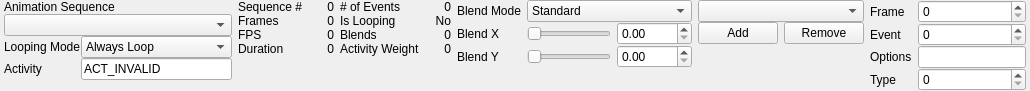
This is src/hlam/ui/assets/studiomodel/dockpanels/SequencesPanel.ui in SamVanheer/HalfLifeAssetManager as Qt 5 draws it before an edit. The edited form follows.
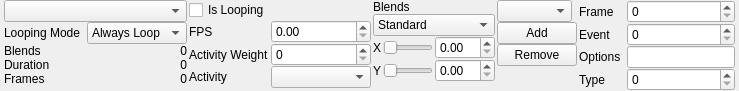
This is the edited form.

Commit message: Make some sequence properties editable, reduce Sequences panel size

```diff
--- a/src/hlam/ui/assets/studiomodel/dockpanels/SequencesPanel.ui
+++ b/src/hlam/ui/assets/studiomodel/dockpanels/SequencesPanel.ui
@@ -6,8 +6,8 @@
    <rect>
     <x>0</x>
     <y>0</y>
-    <width>925</width>
-    <height>80</height>
+    <width>721</width>
+    <height>81</height>
    </rect>
   </property>
   <property name="windowTitle">
@@ -15,7 +15,7 @@
   </property>
   <layout class="QHBoxLayout" name="horizontalLayout">
    <property name="spacing">
-    <number>6</number>
+    <number>2</number>
    </property>
    <property name="sizeConstraint">
     <enum>QLayout::SetFixedSize</enum>
@@ -33,145 +33,74 @@
     <number>0</number>
    </property>
    <item>
-    <widget class="QWidget" name="widget" native="true">
-     <layout class="QGridLayout" name="gridLayout_2">
-      <property name="leftMargin">
-       <number>0</number>
-      </property>
-      <property name="topMargin">
-       <number>0</number>
-      </property>
-      <property name="rightMargin">
-       <number>0</number>
-      </property>
-      <property name="bottomMargin">
-       <number>0</number>
-      </property>
-      <property name="spacing">
-       <number>0</number>
-      </property>
-      <item row="0" column="0" colspan="2">
-       <widget class="QLabel" name="label">
-        <property name="text">
-         <string>Animation Sequence</string>
-        </property>
-       </widget>
-      </item>
-      <item row="4" column="0" colspan="2">
-       <spacer name="verticalSpacer_2">
-        <property name="orientation">
-         <enum>Qt::Vertical</enum>
-        </property>
-        <property name="sizeHint" stdset="0">
-         <size>
-          <width>20</width>
-          <height>0</height>
-         </size>
-        </property>
-       </spacer>
-      </item>
-      <item row="1" column="0" colspan="2">
-       <widget class="QComboBox" name="SequenceComboBox">
-        <property name="sizePolicy">
-         <sizepolicy hsizetype="Preferred" vsizetype="Fixed">
-          <horstretch>0</horstretch>
-          <verstretch>0</verstretch>
-         </sizepolicy>
-        </property>
-        <property name="minimumSize">
-         <size>
-          <width>0</width>
-          <height>0</height>
-         </size>
-        </property>
-        <property name="maximumSize">
-         <size>
-          <width>16777215</width>
-          <height>16777215</height>
-         </size>
-        </property>
-       </widget>
-      </item>
-      <item row="2" column="0">
-       <widget class="QLabel" name="label_2">
-        <property name="sizePolicy">
-         <sizepolicy hsizetype="Fixed" vsizetype="Preferred">
-          <horstretch>0</horstretch>
-          <verstretch>0</verstretch>
-         </sizepolicy>
-        </property>
-        <property name="text">
-         <string>Looping Mode</string>
-        </property>
-       </widget>
-      </item>
-      <item row="2" column="1">
-       <widget class="QComboBox" name="LoopingModeComboBox">
-        <item>
-         <property name="text">
-          <string>Always Loop</string>
-         </property>
-        </item>
-        <item>
-         <property name="text">
-          <string>Never Loop</string>
-         </property>
-        </item>
-        <item>
-         <property name="text">
-          <string>Use Sequence Setting</string>
-         </property>
-        </item>
-       </widget>
-      </item>
-      <item row="3" column="0">
-       <widget class="QLabel" name="label_12">
-        <property name="sizePolicy">
-         <sizepolicy hsizetype="Fixed" vsizetype="Preferred">
-          <horstretch>0</horstretch>
-          <verstretch>0</verstretch>
-         </sizepolicy>
-        </property>
-        <property name="text">
-         <string>Activity</string>
-        </property>
-       </widget>
-      </item>
-      <item row="3" column="1">
-       <widget class="QLineEdit" name="ActivityName">
-        <property name="sizePolicy">
-         <sizepolicy hsizetype="Preferred" vsizetype="Fixed">
-          <horstretch>0</horstretch>
-          <verstretch>0</verstretch>
-         </sizepolicy>
-        </property>
-        <property name="minimumSize">
-         <size>
-          <width>0</width>
-          <height>0</height>
-         </size>
-        </property>
-        <property name="text">
-         <string>ACT_INVALID</string>
-        </property>
-        <property name="readOnly">
-         <bool>true</bool>
-        </property>
-       </widget>
-      </item>
-     </layout>
-    </widget>
-   </item>
-   <item>
-    <layout class="QGridLayout" name="gridLayout">
-     <property name="leftMargin">
-      <number>0</number>
+    <layout class="QGridLayout" name="gridLayout_3">
+     <property name="horizontalSpacing">
+      <number>6</number>
      </property>
      <property name="verticalSpacing">
       <number>0</number>
      </property>
-     <item row="2" column="1">
-      <widget class="QLabel" name="FPSLabel">
+     <item row="0" column="0" colspan="2">
+      <widget class="QComboBox" name="Sequences">
+       <property name="sizePolicy">
+        <sizepolicy hsizetype="Preferred" vsizetype="Fixed">
+         <horstretch>0</horstretch>
+         <verstretch>0</verstretch>
+        </sizepolicy>
+       </property>
+       <property name="minimumSize">
+        <size>
+         <width>0</width>
+         <height>0</height>
+        </size>
+       </property>
+       <property name="maximumSize">
+        <size>
+         <width>16777215</width>
+         <height>16777215</height>
+        </size>
+       </property>
+      </widget>
+     </item>
+     <item row="1" column="1">
+      <widget class="QComboBox" name="LoopingMode">
+       <property name="sizePolicy">
+        <sizepolicy hsizetype="Fixed" vsizetype="Fixed">
+         <horstretch>0</horstretch>
+         <verstretch>0</verstretch>
+        </sizepolicy>
+       </property>
+       <property name="minimumSize">
+        <size>
+         <width>100</width>
+         <height>0</height>
+        </size>
+       </property>
+       <property name="maximumSize">
+        <size>
+         <width>100</width>
+         <height>16777215</height>
+        </size>
+       </property>
+       <item>
+        <property name="text">
+         <string>Always Loop</string>
+        </property>
+       </item>
+       <item>
+        <property name="text">
+         <string>Never Loop</string>
+        </property>
+       </item>
+       <item>
+        <property name="text">
+         <string>Default</string>
+        </property>
+       </item>
+      </widget>
+     </item>
+     <item row="3" column="1">
+      <widget class="QLabel" name="DurationLabel">
        <property name="minimumSize">
         <size>
          <width>25</width>
@@ -187,6 +116,77 @@
       </widget>
      </item>
      <item row="1" column="0">
+      <widget class="QLabel" name="label_2">
+       <property name="sizePolicy">
+        <sizepolicy hsizetype="Fixed" vsizetype="Preferred">
+         <horstretch>0</horstretch>
+         <verstretch>0</verstretch>
+        </sizepolicy>
+       </property>
+       <property name="toolTip">
+        <string>Controls the editor's looping mode. Default uses the sequence setting.</string>
+       </property>
+       <property name="text">
+        <string>Looping Mode</string>
+       </property>
+      </widget>
+     </item>
+     <item row="3" column="0">
+      <widget class="QLabel" name="label_8">
+       <property name="sizePolicy">
+        <sizepolicy hsizetype="Fixed" vsizetype="Preferred">
+         <horstretch>0</horstretch>
+         <verstretch>0</verstretch>
+        </sizepolicy>
+       </property>
+       <property name="text">
+        <string>Duration</string>
+       </property>
+      </widget>
+     </item>
+     <item row="5" column="1">
+      <spacer name="verticalSpacer_2">
+       <property name="orientation">
+        <enum>Qt::Vertical</enum>
+       </property>
+       <property name="sizeHint" stdset="0">
+        <size>
+         <width>20</width>
+         <height>0</height>
+        </size>
+       </property>
+      </spacer>
+     </item>
+     <item row="2" column="0">
+      <widget class="QLabel" name="label_9">
+       <property name="sizePolicy">
+        <sizepolicy hsizetype="Fixed" vsizetype="Preferred">
+         <horstretch>0</horstretch>
+         <verstretch>0</verstretch>
+        </sizepolicy>
+       </property>
+       <property name="text">
+        <string>Blends</string>
+       </property>
+      </widget>
+     </item>
+     <item row="2" column="1">
+      <widget class="QLabel" name="BlendCountLabel">
+       <property name="minimumSize">
+        <size>
+         <width>25</width>
+         <height>0</height>
+        </size>
+       </property>
+       <property name="text">
+        <string>0</string>
+       </property>
+       <property name="alignment">
+        <set>Qt::AlignRight|Qt::AlignTrailing|Qt::AlignVCenter</set>
+       </property>
+      </widget>
+     </item>
+     <item row="4" column="0">
       <widget class="QLabel" name="label_6">
        <property name="sizePolicy">
         <sizepolicy hsizetype="Fixed" vsizetype="Preferred">
@@ -199,36 +199,7 @@
        </property>
       </widget>
      </item>
-     <item row="0" column="1">
-      <widget class="QLabel" name="SequenceLabel">
-       <property name="minimumSize">
-        <size>
-         <width>25</width>
-         <height>0</height>
-        </size>
-       </property>
-       <property name="text">
-        <string>0</string>
-       </property>
-       <property name="alignment">
-        <set>Qt::AlignRight|Qt::AlignTrailing|Qt::AlignVCenter</set>
-       </property>
-      </widget>
-     </item>
-     <item row="0" column="0">
-      <widget class="QLabel" name="label_5">
-       <property name="sizePolicy">
-        <sizepolicy hsizetype="Fixed" vsizetype="Preferred">
-         <horstretch>0</horstretch>
-         <verstretch>0</verstretch>
-        </sizepolicy>
-       </property>
-       <property name="text">
-        <string>Sequence #</string>
-       </property>
-      </widget>
-     </item>
-     <item row="1" column="1">
+     <item row="4" column="1">
       <widget class="QLabel" name="FrameCountLabel">
        <property name="minimumSize">
         <size>
@@ -244,7 +215,43 @@
        </property>
       </widget>
      </item>
-     <item row="2" column="0">
+    </layout>
+   </item>
+   <item>
+    <layout class="QGridLayout" name="gridLayout">
+     <property name="leftMargin">
+      <number>0</number>
+     </property>
+     <property name="verticalSpacing">
+      <number>0</number>
+     </property>
+     <item row="3" column="0">
+      <widget class="QLabel" name="label_13">
+       <property name="sizePolicy">
+        <sizepolicy hsizetype="Fixed" vsizetype="Preferred">
+         <horstretch>0</horstretch>
+         <verstretch>0</verstretch>
+        </sizepolicy>
+       </property>
+       <property name="text">
+        <string>Activity Weight</string>
+       </property>
+      </widget>
+     </item>
+     <item row="5" column="0" colspan="2">
+      <spacer name="verticalSpacer">
+       <property name="orientation">
+        <enum>Qt::Vertical</enum>
+       </property>
+       <property name="sizeHint" stdset="0">
+        <size>
+         <width>20</width>
+         <height>0</height>
+        </size>
+       </property>
+      </spacer>
+     </item>
+     <item row="1" column="0">
       <widget class="QLabel" name="label_7">
        <property name="sizePolicy">
         <sizepolicy hsizetype="Fixed" vsizetype="Preferred">
@@ -257,21 +264,8 @@
        </property>
       </widget>
      </item>
-     <item row="4" column="0" colspan="2">
-      <spacer name="verticalSpacer">
-       <property name="orientation">
-        <enum>Qt::Vertical</enum>
-       </property>
-       <property name="sizeHint" stdset="0">
-        <size>
-         <width>20</width>
-         <height>0</height>
-        </size>
-       </property>
-      </spacer>
-     </item>
-     <item row="3" column="0">
-      <widget class="QLabel" name="label_8">
+     <item row="4" column="0">
+      <widget class="QLabel" name="label_12">
        <property name="sizePolicy">
         <sizepolicy hsizetype="Fixed" vsizetype="Preferred">
          <horstretch>0</horstretch>
@@ -279,164 +273,82 @@
         </sizepolicy>
        </property>
        <property name="text">
-        <string>Duration</string>
+        <string>Activity</string>
        </property>
       </widget>
      </item>
-     <item row="3" column="1">
-      <widget class="QLabel" name="DurationLabel">
+     <item row="1" column="1">
+      <widget class="QDoubleSpinBox" name="FPS">
+       <property name="sizePolicy">
+        <sizepolicy hsizetype="Fixed" vsizetype="Fixed">
+         <horstretch>0</horstretch>
+         <verstretch>0</verstretch>
+        </sizepolicy>
+       </property>
        <property name="minimumSize">
         <size>
-         <width>25</width>
+         <width>100</width>
          <height>0</height>
         </size>
        </property>
-       <property name="text">
-        <string>0</string>
+       <property name="maximumSize">
+        <size>
+         <width>100</width>
+         <height>16777215</height>
+        </size>
        </property>
-       <property name="alignment">
-        <set>Qt::AlignRight|Qt::AlignTrailing|Qt::AlignVCenter</set>
-       </property>
       </widget>
      </item>
-    </layout>
-   </item>
-   <item>
-    <layout class="QGridLayout" name="gridLayout_6">
-     <property name="leftMargin">
-      <number>0</number>
-     </property>
-     <property name="verticalSpacing">
-      <number>0</number>
-     </property>
-     <item row="0" column="0">
-      <widget class="QLabel" name="label_10">
-       <property name="sizePolicy">
-        <sizepolicy hsizetype="Fixed" vsizetype="Preferred">
-         <horstretch>0</horstretch>
-         <verstretch>0</verstretch>
-        </sizepolicy>
-       </property>
-       <property name="text">
-        <string># of Events</string>
-       </property>
-      </widget>
-     </item>
-     <item row="1" column="0">
-      <widget class="QLabel" name="label_11">
-       <property name="sizePolicy">
-        <sizepolicy hsizetype="Fixed" vsizetype="Preferred">
-         <horstretch>0</horstretch>
-         <verstretch>0</verstretch>
-        </sizepolicy>
-       </property>
+     <item row="0" column="0" colspan="2">
+      <widget class="QCheckBox" name="IsLooping">
        <property name="text">
         <string>Is Looping</string>
        </property>
       </widget>
      </item>
-     <item row="1" column="1">
-      <widget class="QLabel" name="IsLoopingLabel">
-       <property name="minimumSize">
-        <size>
-         <width>25</width>
-         <height>0</height>
-        </size>
-       </property>
-       <property name="text">
-        <string>No</string>
-       </property>
-       <property name="alignment">
-        <set>Qt::AlignRight|Qt::AlignTrailing|Qt::AlignVCenter</set>
-       </property>
-      </widget>
-     </item>
-     <item row="0" column="1">
-      <widget class="QLabel" name="EventCountLabel">
-       <property name="minimumSize">
-        <size>
-         <width>25</width>
-         <height>0</height>
-        </size>
-       </property>
-       <property name="text">
-        <string>0</string>
-       </property>
-       <property name="alignment">
-        <set>Qt::AlignRight|Qt::AlignTrailing|Qt::AlignVCenter</set>
-       </property>
-      </widget>
-     </item>
-     <item row="2" column="1">
-      <widget class="QLabel" name="BlendCountLabel">
-       <property name="minimumSize">
-        <size>
-         <width>25</width>
-         <height>0</height>
-        </size>
-       </property>
-       <property name="text">
-        <string>0</string>
-       </property>
-       <property name="alignment">
-        <set>Qt::AlignRight|Qt::AlignTrailing|Qt::AlignVCenter</set>
-       </property>
-      </widget>
-     </item>
-     <item row="3" column="0">
-      <widget class="QLabel" name="label_13">
-       <property name="sizePolicy">
-        <sizepolicy hsizetype="Fixed" vsizetype="Preferred">
-         <horstretch>0</horstretch>
-         <verstretch>0</verstretch>
-        </sizepolicy>
-       </property>
-       <property name="text">
-        <string>Activity Weight</string>
-       </property>
-      </widget>
-     </item>
      <item row="3" column="1">
-      <widget class="QLabel" name="ActivityWeightLabel">
+      <widget class="QSpinBox" name="ActWeight">
+       <property name="sizePolicy">
+        <sizepolicy hsizetype="Fixed" vsizetype="Fixed">
+         <horstretch>0</horstretch>
+         <verstretch>0</verstretch>
+        </sizepolicy>
+       </property>
        <property name="minimumSize">
         <size>
-         <width>25</width>
+         <width>100</width>
          <height>0</height>
         </size>
        </property>
-       <property name="text">
-        <string>0</string>
+       <property name="maximumSize">
+        <size>
+         <width>100</width>
+         <height>16777215</height>
+        </size>
        </property>
-       <property name="alignment">
-        <set>Qt::AlignRight|Qt::AlignTrailing|Qt::AlignVCenter</set>
-       </property>
       </widget>
      </item>
-     <item row="2" column="0">
-      <widget class="QLabel" name="label_9">
+     <item row="4" column="1">
+      <widget class="QComboBox" name="Activity">
        <property name="sizePolicy">
-        <sizepolicy hsizetype="Fixed" vsizetype="Preferred">
+        <sizepolicy hsizetype="Fixed" vsizetype="Fixed">
          <horstretch>0</horstretch>
          <verstretch>0</verstretch>
         </sizepolicy>
        </property>
-       <property name="text">
-        <string>Blends</string>
-       </property>
-      </widget>
-     </item>
-     <item row="4" column="0" colspan="2">
-      <spacer name="verticalSpacer_5">
-       <property name="orientation">
-        <enum>Qt::Vertical</enum>
-       </property>
-       <property name="sizeHint" stdset="0">
+       <property name="minimumSize">
         <size>
-         <width>20</width>
+         <width>100</width>
          <height>0</height>
         </size>
        </property>
-      </spacer>
+       <property name="maximumSize">
+        <size>
+         <width>100</width>
+         <height>16777215</height>
+        </size>
+       </property>
+      </widget>
      </item>
     </layout>
    </item>
@@ -448,8 +360,8 @@
      <property name="verticalSpacing">
       <number>0</number>
      </property>
-     <item row="0" column="0">
-      <widget class="QLabel" name="label_16">
+     <item row="2" column="0">
+      <widget class="QLabel" name="label_3">
        <property name="sizePolicy">
         <sizepolicy hsizetype="Fixed" vsizetype="Preferred">
          <horstretch>0</horstretch>
@@ -457,33 +369,11 @@
         </sizepolicy>
        </property>
        <property name="text">
-        <string>Blend Mode</string>
+        <string>X</string>
        </property>
       </widget>
      </item>
-     <item row="2" column="2">
-      <widget class="QDoubleSpinBox" name="BlendYSpinner">
-       <property name="sizePolicy">
-        <sizepolicy hsizetype="Fixed" vsizetype="Fixed">
-         <horstretch>0</horstretch>
-         <verstretch>0</verstretch>
-        </sizepolicy>
-       </property>
-       <property name="minimumSize">
-        <size>
-         <width>75</width>
-         <height>0</height>
-        </size>
-       </property>
-       <property name="maximumSize">
-        <size>
-         <width>75</width>
-         <height>16777215</height>
-        </size>
-       </property>
-      </widget>
-     </item>
-     <item row="3" column="0">
+     <item row="4" column="1">
       <spacer name="verticalSpacer_7">
        <property name="orientation">
         <enum>Qt::Vertical</enum>
@@ -496,29 +386,7 @@
        </property>
       </spacer>
      </item>
-     <item row="1" column="2">
-      <widget class="QDoubleSpinBox" name="BlendXSpinner">
-       <property name="sizePolicy">
-        <sizepolicy hsizetype="Fixed" vsizetype="Fixed">
-         <horstretch>0</horstretch>
-         <verstretch>0</verstretch>
-        </sizepolicy>
-       </property>
-       <property name="minimumSize">
-        <size>
-         <width>75</width>
-         <height>0</height>
-        </size>
-       </property>
-       <property name="maximumSize">
-        <size>
-         <width>75</width>
-         <height>16777215</height>
-        </size>
-       </property>
-      </widget>
-     </item>
-     <item row="1" column="1">
+     <item row="2" column="1">
       <widget class="QSlider" name="BlendXSlider">
        <property name="sizePolicy">
         <sizepolicy hsizetype="Preferred" vsizetype="Fixed">
@@ -534,7 +402,7 @@
        </property>
        <property name="maximumSize">
         <size>
-         <width>16777215</width>
+         <width>50</width>
          <height>16777215</height>
         </size>
        </property>
@@ -543,7 +411,7 @@
        </property>
       </widget>
      </item>
-     <item row="2" column="0">
+     <item row="3" column="0">
       <widget class="QLabel" name="label_4">
        <property name="sizePolicy">
         <sizepolicy hsizetype="Fixed" vsizetype="Preferred">
@@ -552,24 +420,11 @@
         </sizepolicy>
        </property>
        <property name="text">
-        <string>Blend Y</string>
+        <string>Y</string>
        </property>
       </widget>
      </item>
-     <item row="1" column="0">
-      <widget class="QLabel" name="label_3">
-       <property name="sizePolicy">
-        <sizepolicy hsizetype="Fixed" vsizetype="Preferred">
-         <horstretch>0</horstretch>
-         <verstretch>0</verstretch>
-        </sizepolicy>
-       </property>
-       <property name="text">
-        <string>Blend X</string>
-       </property>
-      </widget>
-     </item>
-     <item row="0" column="1" colspan="2">
+     <item row="1" column="0" colspan="3">
       <widget class="QComboBox" name="BlendMode">
        <item>
         <property name="text">
@@ -583,7 +438,29 @@
        </item>
       </widget>
      </item>
-     <item row="2" column="1">
+     <item row="2" column="2">
+      <widget class="QDoubleSpinBox" name="BlendXSpinner">
+       <property name="sizePolicy">
+        <sizepolicy hsizetype="Fixed" vsizetype="Fixed">
+         <horstretch>0</horstretch>
+         <verstretch>0</verstretch>
+        </sizepolicy>
+       </property>
+       <property name="minimumSize">
+        <size>
+         <width>60</width>
+         <height>0</height>
+        </size>
+       </property>
+       <property name="maximumSize">
+        <size>
+         <width>60</width>
+         <height>16777215</height>
+        </size>
+       </property>
+      </widget>
+     </item>
+     <item row="3" column="1">
       <widget class="QSlider" name="BlendYSlider">
        <property name="sizePolicy">
         <sizepolicy hsizetype="Preferred" vsizetype="Fixed">
@@ -599,7 +476,7 @@
        </property>
        <property name="maximumSize">
         <size>
-         <width>16777215</width>
+         <width>50</width>
          <height>16777215</height>
         </size>
        </property>
@@ -608,70 +485,110 @@
        </property>
       </widget>
      </item>
+     <item row="3" column="2">
+      <widget class="QDoubleSpinBox" name="BlendYSpinner">
+       <property name="sizePolicy">
+        <sizepolicy hsizetype="Fixed" vsizetype="Fixed">
+         <horstretch>0</horstretch>
+         <verstretch>0</verstretch>
+        </sizepolicy>
+       </property>
+       <property name="minimumSize">
+        <size>
+         <width>60</width>
+         <height>0</height>
+        </size>
+       </property>
+       <property name="maximumSize">
+        <size>
+         <width>60</width>
+         <height>16777215</height>
+        </size>
+       </property>
+      </widget>
+     </item>
+     <item row="0" column="0" colspan="3">
+      <widget class="QLabel" name="label_16">
+       <property name="sizePolicy">
+        <sizepolicy hsizetype="Preferred" vsizetype="Preferred">
+         <horstretch>0</horstretch>
+         <verstretch>0</verstretch>
+        </sizepolicy>
+       </property>
+       <property name="text">
+        <string>Blends</string>
+       </property>
+      </widget>
+     </item>
     </layout>
    </item>
    <item>
-    <widget class="QWidget" name="EventsWidget" native="true">
-     <layout class="QGridLayout" name="gridLayout_3">
-      <property name="leftMargin">
-       <number>0</number>
-      </property>
-      <property name="topMargin">
-       <number>0</number>
-      </property>
-      <property name="rightMargin">
-       <number>0</number>
-      </property>
-      <property name="bottomMargin">
-       <number>0</number>
-      </property>
-      <property name="verticalSpacing">
-       <number>0</number>
-      </property>
-      <item row="2" column="0" colspan="2">
-       <spacer name="verticalSpacer_3">
-        <property name="orientation">
-         <enum>Qt::Vertical</enum>
-        </property>
-        <property name="sizeHint" stdset="0">
-         <size>
-          <width>20</width>
-          <height>0</height>
-         </size>
-        </property>
-       </spacer>
-      </item>
-      <item row="1" column="1">
-       <widget class="QPushButton" name="RemoveEvent">
-        <property name="sizePolicy">
-         <sizepolicy hsizetype="Preferred" vsizetype="Fixed">
-          <horstretch>0</horstretch>
-          <verstretch>0</verstretch>
-         </sizepolicy>
-        </property>
-        <property name="text">
-         <string>Remove</string>
-        </property>
-       </widget>
-      </item>
-      <item row="1" column="0">
-       <widget class="QPushButton" name="AddEvent">
-        <property name="sizePolicy">
-         <sizepolicy hsizetype="Preferred" vsizetype="Fixed">
-          <horstretch>0</horstretch>
-          <verstretch>0</verstretch>
-         </sizepolicy>
-        </property>
-        <property name="text">
-         <string>Add</string>
-        </property>
-       </widget>
-      </item>
-      <item row="0" column="0" colspan="2">
-       <widget class="QComboBox" name="EventsComboBox"/>
-      </item>
-     </layout>
-    </widget>
+    <layout class="QVBoxLayout" name="verticalLayout">
+     <property name="spacing">
+      <number>0</number>
+     </property>
+     <item>
+      <widget class="QComboBox" name="Events">
+       <property name="sizePolicy">
+        <sizepolicy hsizetype="Fixed" vsizetype="Fixed">
+         <horstretch>0</horstretch>
+         <verstretch>0</verstretch>
+        </sizepolicy>
+       </property>
+       <property name="minimumSize">
+        <size>
+         <width>75</width>
+         <height>0</height>
+        </size>
+       </property>
+       <property name="maximumSize">
+        <size>
+         <width>75</width>
+         <height>16777215</height>
+        </size>
+       </property>
+      </widget>
+     </item>
+     <item>
+      <widget class="QPushButton" name="AddEvent">
+       <property name="sizePolicy">
+        <sizepolicy hsizetype="Fixed" vsizetype="Fixed">
+         <horstretch>0</horstretch>
+         <verstretch>0</verstretch>
+        </sizepolicy>
+       </property>
+       <property name="text">
+        <string>Add</string>
+       </property>
+      </widget>
+     </item>
+     <item>
+      <widget class="QPushButton" name="RemoveEvent">
+       <property name="sizePolicy">
+        <sizepolicy hsizetype="Fixed" vsizetype="Fixed">
+         <horstretch>0</horstretch>
+         <verstretch>0</verstretch>
+        </sizepolicy>
+       </property>
+       <property name="text">
+        <string>Remove</string>
+       </property>
+      </widget>
+     </item>
+     <item>
+      <spacer name="verticalSpacer_3">
+       <property name="orientation">
+        <enum>Qt::Vertical</enum>
+       </property>
+       <property name="sizeHint" stdset="0">
+        <size>
+         <width>20</width>
+         <height>0</height>
+        </size>
+       </property>
+      </spacer>
+     </item>
+    </layout>
    </item>
    <item>
     <widget class="QWidget" name="EventDataWidget" native="true">
```
The commit also changes 5 other files.
